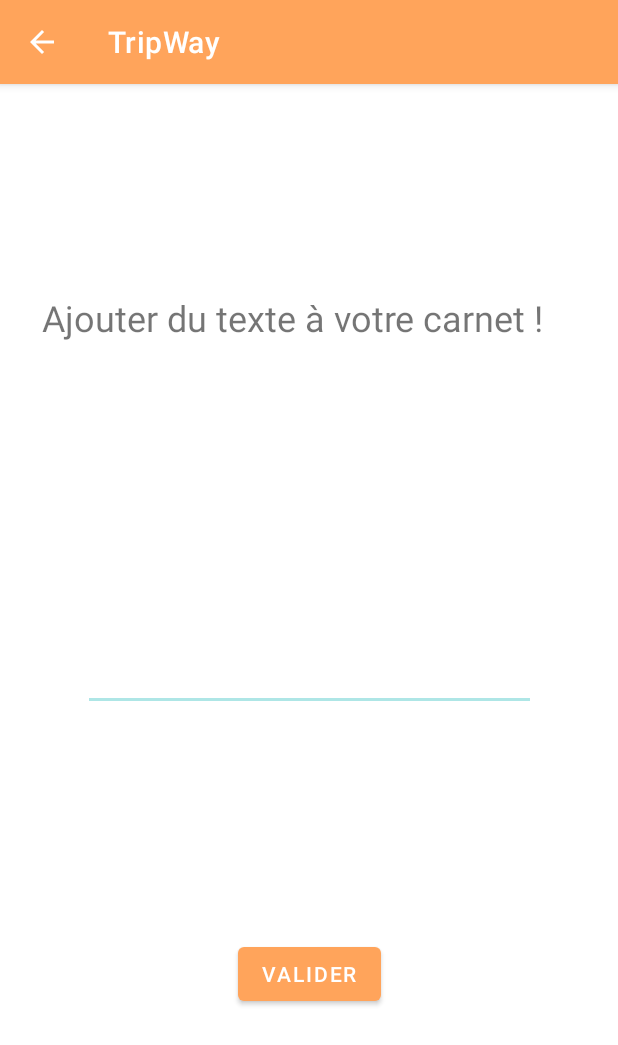
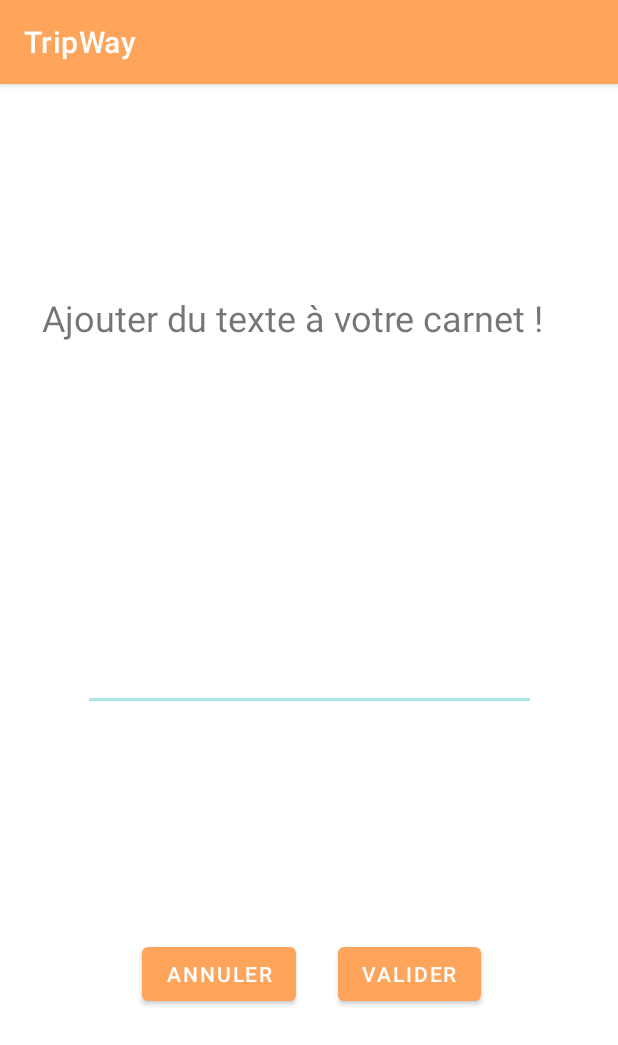
Before and after one commit to louprusak/TripWay, an Android app: the CarnetActivity screen opened directly, with no data from a screen before it, after a tap on an icon or button, on a phone screen of 412 x 824 dp. Shown: the top 1045 px of the screen. Run offline under Robolectric (Android 15) with nearby library versions, the phone set to English and light mode, and no system bars.

Commit message:
Bug AddText corrigé

```diff
--- a/carnetVoyage/app/src/main/AndroidManifest.xml
+++ b/carnetVoyage/app/src/main/AndroidManifest.xml
@@ -45,7 +45,7 @@
 
         </activity>
 
-        <activity android:name=".view.activities.AddTextActivity" android:parentActivityName=".view.activities.AddTextActivity">
+        <activity android:name=".view.activities.AddTextActivity">
 
         </activity>
 
--- a/carnetVoyage/app/src/main/java/fr/iut/projet/view/activities/AddTextActivity.java
+++ b/carnetVoyage/app/src/main/java/fr/iut/projet/view/activities/AddTextActivity.java
@@ -18,6 +18,7 @@ public class AddTextActivity extends AppCompatActivity {
 
     //objet graphique
     private Button btnValider;
+    private Button btnAnnuler;
 
 
     @Override
@@ -33,9 +34,11 @@ public class AddTextActivity extends AppCompatActivity {
     private void initActivity() {
         //récupération des objets graphiques
         btnValider = (Button)findViewById(R.id.btn_valider_texte);
+        btnAnnuler = (Button)findViewById(R.id.btn_annuler_texte);
 
         //initialisation des clics sur les boutons
         createOnClicValider();
+        createOnClicAnnuler();
 
     }
 
@@ -75,6 +78,22 @@ public class AddTextActivity extends AppCompatActivity {
         finish();
     }
 
+    //GESTION DU CLIC SUR LE BOUTON ANNULER
+
+    private void createOnClicAnnuler(){
+        btnAnnuler.setOnClickListener(new Button.OnClickListener() {
+            @Override
+            public void onClick(View v) {
+                clicAnnuler();
+            }
+        });
+    }
+
+    private void clicAnnuler(){
+        Intent monIntent=new Intent();
+        setResult(Activity.RESULT_CANCELED, monIntent); //permet de revenir à l'activité d'où on vient (pour ne pas perdre le carnet)
+        finish();
+    }
 
 
 }
--- a/carnetVoyage/app/src/main/java/fr/iut/projet/view/activities/CarnetActivity.java
+++ b/carnetVoyage/app/src/main/java/fr/iut/projet/view/activities/CarnetActivity.java
@@ -58,8 +58,8 @@ public class CarnetActivity extends AppCompatActivity {
     private GestionnaireCarnet gestionnaire;
 
     //position des éléments
-    int positionTextView=100;
-    int positionImageView=100;
+    int positionTextView=2000;
+    int positionImageView=2000;
 
     @Override
     protected void onCreate(Bundle savedInstanceState) {
@@ -209,17 +209,19 @@ public class CarnetActivity extends AppCompatActivity {
         //INTENT DU TEXTE (result_canceled car on retourne à l'activité où il y a le carnet, pas une nouvelle)
         if(requestCode==RETOUR_TEXTE && resultCode==RESULT_CANCELED){
             String texte = data.getStringExtra(AddTextActivity.KEY_DONNEE);
+            if(texte!=null) {
                 //ajout du texte dans le carnet
                 carnetEnCours.addTexte(texte);
                 //création et positionnement de la textView associée à ce texte
-            positionTextView-=200;
+                positionTextView -= 200;
                 TextView textView = new TextView(getApplicationContext());
                 textView.setText(texte);
                 textView.setTranslationY(positionTextView);
                 textView.setTranslationX(50);
-            textView.setTextSize(TypedValue.COMPLEX_UNIT_SP,18);
+                textView.setTextSize(TypedValue.COMPLEX_UNIT_SP, 18);
                 textView.setBackgroundResource(R.drawable.bordure_textview);
                 monLayout.addView(textView);
+            }
 
         }
 
--- a/carnetVoyage/app/src/main/res/layout/add_text_activity.xml
+++ b/carnetVoyage/app/src/main/res/layout/add_text_activity.xml
@@ -24,8 +24,22 @@
         android:text="Valider"
         app:layout_constraintBottom_toBottomOf="parent"
         app:layout_constraintEnd_toEndOf="parent"
+        app:layout_constraintHorizontal_bias="0.711"
         app:layout_constraintStart_toStartOf="parent"
-        app:layout_constraintTop_toBottomOf="@+id/texte_a_ajouter" />
+        app:layout_constraintTop_toBottomOf="@+id/texte_a_ajouter"
+        app:layout_constraintVertical_bias="0.501" />
+
+    <Button
+        android:id="@+id/btn_annuler_texte"
+        android:layout_width="wrap_content"
+        android:layout_height="wrap_content"
+        android:text="Annuler"
+        app:layout_constraintBottom_toBottomOf="parent"
+        app:layout_constraintEnd_toEndOf="parent"
+        app:layout_constraintHorizontal_bias="0.307"
+        app:layout_constraintStart_toStartOf="parent"
+        app:layout_constraintTop_toBottomOf="@+id/texte_a_ajouter"
+        app:layout_constraintVertical_bias="0.501" />
 
     <TextView
         android:id="@+id/textView9"
```
Lines whose indentation alone changed are shown as unchanged.
